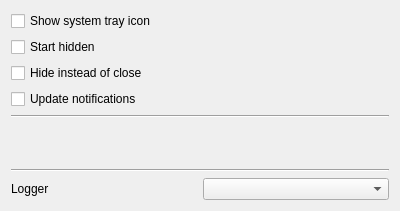
Old version of the form src/Gui/Preferences/Player/GUI_PlayerPreferences.ui in the repository Inferno214221/sayonara-player.
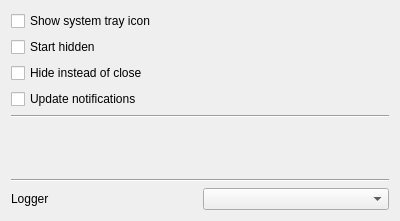
New version of the form. Custom widgets are drawn as their Qt base class.

Diff of the .ui file:
```diff
--- a/src/Gui/Preferences/Player/GUI_PlayerPreferences.ui
+++ b/src/Gui/Preferences/Player/GUI_PlayerPreferences.ui
@@ -7,7 +7,7 @@
     <x>0</x>
     <y>0</y>
     <width>400</width>
-    <height>211</height>
+    <height>221</height>
    </rect>
   </property>
   <layout class="QGridLayout" name="gridLayout">
@@ -34,7 +34,7 @@
       </widget>
      </item>
      <item>
-      <widget class="Gui::ComboBox" name="cb_logger"/>
+      <widget class="Gui::ComboBox" name="cbLogger"/>
      </item>
     </layout>
    </item>
```
Left out of the diff: 24 changed lines with no effect on the pictures.
